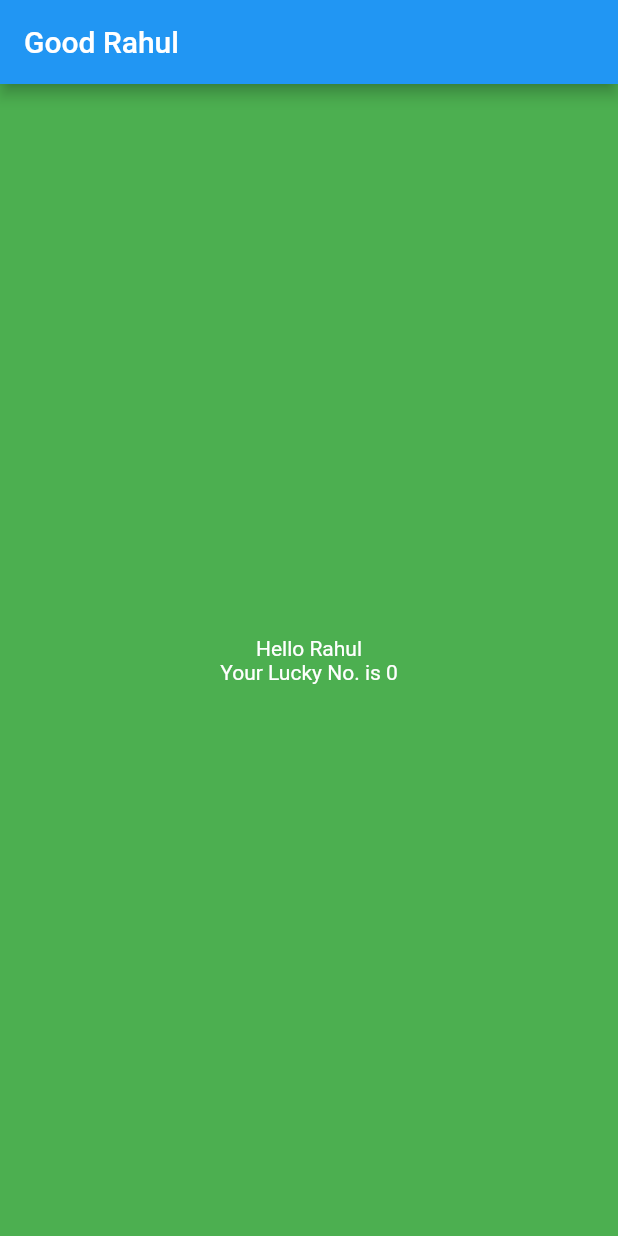
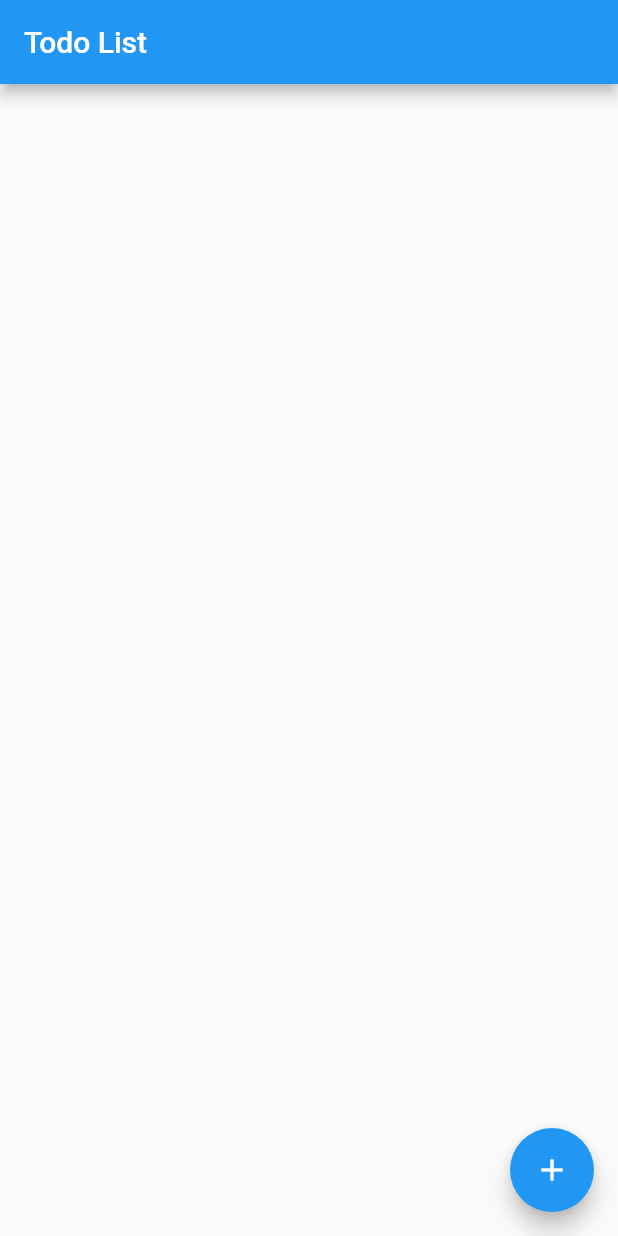
Before and after one commit to rathorerahul586/flutter_app, a Flutter app: the screen it shows after launch, on a phone screen of 412 x 824 dp. Run offline on Flutter 3.47's test engine with Material 2 defaults, Android fonts, the phone set to English and light mode, and no system bars.

Commit message:
Simple Todo App

```diff
--- a/lib/app_screens/first_screen.dart
+++ b/lib/app_screens/first_screen.dart
@@ -6,34 +6,81 @@ class MyFlutterApp extends StatelessWidget{
 
   @override
   Widget build(BuildContext context) {
-
-    return MaterialApp(
-      debugShowCheckedModeBanner: false,
-      title: "First Flutter",
-      home: Scaffold(
-        appBar: AppBar (
-          title: (Text("Good Rahul")),
-        ),
-        body: Material(
-          color: Colors.green,
-          child: Center (
-            child: Text(
-              "Hello Rahul"+luckyNumber(),
-              textDirection: TextDirection.ltr,
-              style: TextStyle(
-                  color: Colors.white),
-              textAlign: TextAlign.center,
-            ),
-          ),
-        ),
-      ),
+    return new MaterialApp(
+      title: 'Todo List',
+      home: new TodoList(),
     );
   }
 
-  String luckyNumber(){
+  String luckyNumber() {
     var random = Random();
     int randomNumber = random.nextInt(10);
 
     return "\nYour Lucky No. is $randomNumber";
   }
 }
+
+class TodoList extends StatefulWidget {
+  @override
+  createState() => new TodoListState();
+}
+
+class TodoListState extends State<TodoList> {
+  List<String> _todoItem = [];
+
+  void _addTodoItem(String todoItem) {
+    setState(() {
+      int index = _todoItem.length;
+      _todoItem.add(todoItem);
+    });
+  }
+
+  Widget _buildTodoList() {
+    return new ListView.builder(itemBuilder: (context, index) {
+      if (index < _todoItem.length) {
+        return _buildTodoItem(_todoItem[index]);
+      }
+    });
+  }
+
+  // Build a single todo item
+  Widget _buildTodoItem(String todoText) {
+    return new ListTile(title: new Text(todoText));
+  }
+
+  @override
+  Widget build(BuildContext context) {
+    return new Scaffold(
+      appBar: new AppBar(
+        title: new Text('Todo List'),
+      ),
+      body: _buildTodoList(),
+      floatingActionButton: new FloatingActionButton(
+        onPressed: _pushAddTodoScreen,
+        tooltip: 'Add Task',
+        child: new Icon(Icons.add),
+      ),
+    );
+  }
+
+  void _pushAddTodoScreen() {
+    // Push this page onto the stack
+    Navigator.of(this.context).push(
+        // MaterialPageRoute will automatically animate the screen entry, as well
+        // as adding a back button to close it
+        new MaterialPageRoute(builder: (context) {
+      return new Scaffold(
+          appBar: new AppBar(title: new Text('Add a new task')),
+          body: new TextField(
+            autofocus: true,
+            onSubmitted: (val) {
+              _addTodoItem(val);
+              Navigator.pop(context); // Close the add todo screen
+            },
+            decoration: new InputDecoration(
+                hintText: 'Enter something to do...',
+                contentPadding: const EdgeInsets.all(16.0)),
+          ));
+    }));
+  }
+}
```
Also changed, not shown: pubspec.lock, 1 other file.
